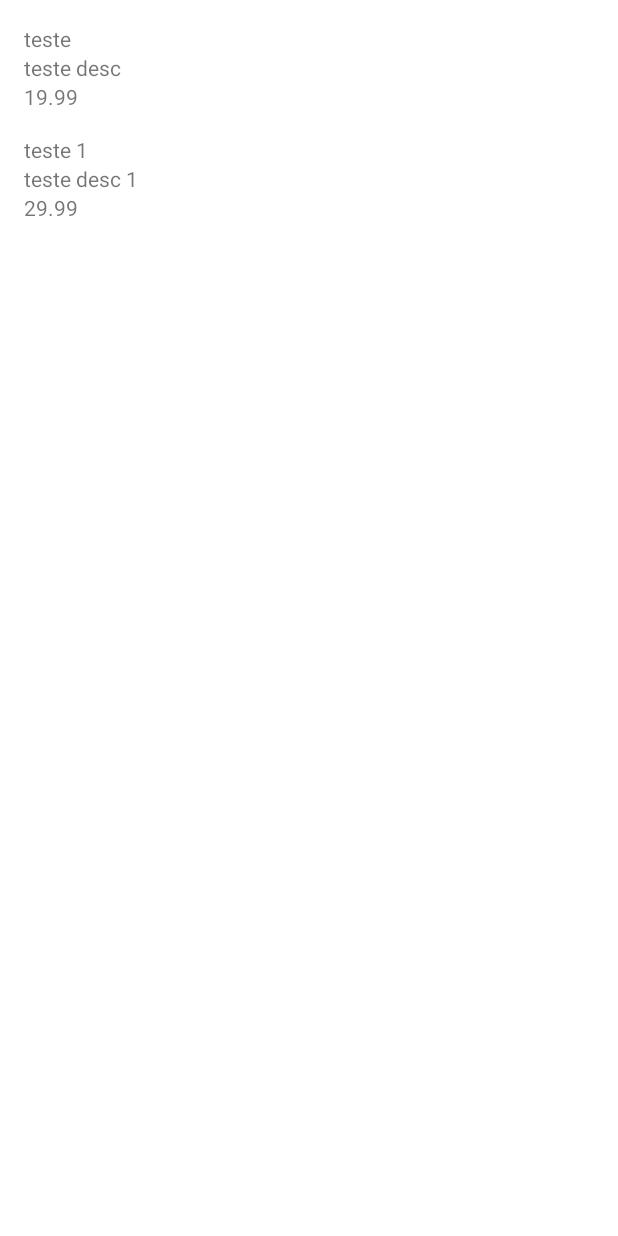
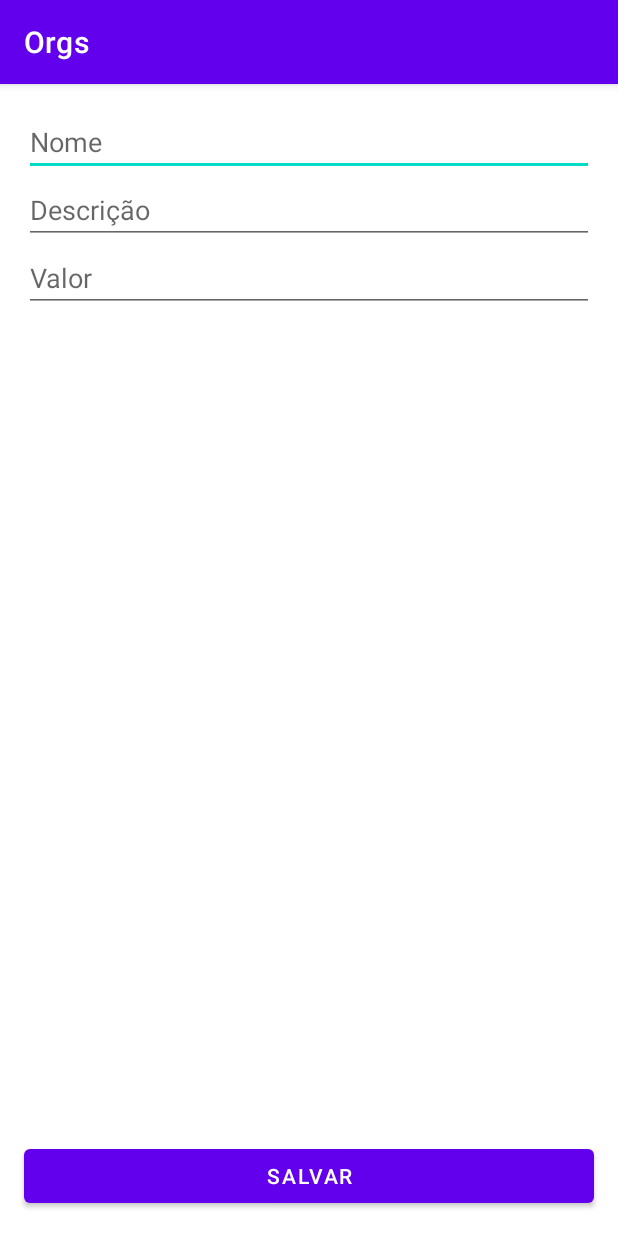
Before and after one commit to costarafaelhugo/Cesta-de-Frutas, an Android app: the screen it shows after launch (MainActivity before the commit, FormularioProdutoActivity after it), on a phone screen of 412 x 824 dp. Before the commit the screen is almost empty. Run offline under Robolectric (Android 15) with nearby library versions, the phone set to English and light mode, and no system bars.

Commit message:
Layout finalizado cmapos de texto adicionados

```diff
--- a/app/build.gradle
+++ b/app/build.gradle
@@ -38,6 +38,7 @@ dependencies {
     implementation 'androidx.core:core-ktx:1.6.0'
     implementation 'androidx.appcompat:appcompat:1.3.1'
     implementation 'com.google.android.material:material:1.4.0'
+    implementation 'androidx.constraintlayout:constraintlayout:2.1.0'
     testImplementation 'junit:junit:4.+'
     androidTestImplementation 'androidx.test.ext:junit:1.1.3'
     androidTestImplementation 'androidx.test.espresso:espresso-core:3.4.0'
--- a/app/src/main/AndroidManifest.xml
+++ b/app/src/main/AndroidManifest.xml
@@ -9,11 +9,24 @@
         android:roundIcon="@mipmap/ic_launcher_round"
         android:supportsRtl="true"
         android:theme="@style/Theme.Orgs">
-        <activity android:name=".ui.activity.MainActivity">
+        <activity android:name=".ui.activity.FormularioProdutoActivity">
             <intent-filter>
                 <action android:name="android.intent.action.MAIN" />
+
                 <category android:name="android.intent.category.LAUNCHER" />
             </intent-filter>
+        </activity>
+
+        <activity android:name=".ui.activity.MainActivity">
+
+        <intent-filter>
+        <action android:name="android.intent.action.MAIN" />
+
+        <category android:name="android.intent.category.LAUNCHER" />
+        </intent-filter>
+
+
+
         </activity>
     </application>
 
--- /dev/null
+++ b/app/src/main/java/com/hugorafaelcosta/orgs/ui/activity/FormularioProdutoActivity.kt
@@ -0,0 +1,10 @@
+package com.hugorafaelcosta.orgs.ui.activity
+
+import androidx.appcompat.app.AppCompatActivity
+import android.os.Bundle
+import com.hugorafaelcosta.orgs.R
+
+class FormularioProdutoActivity : AppCompatActivity(R.layout.activity_formulario_produto) {
+
+
+}
--- a/app/src/main/java/com/hugorafaelcosta/orgs/ui/activity/MainActivity.kt
+++ b/app/src/main/java/com/hugorafaelcosta/orgs/ui/activity/MainActivity.kt
@@ -1,5 +1,6 @@
 package com.hugorafaelcosta.orgs.ui.activity
 
+import androidx.appcompat.app.AppCompatActivity
 import android.app.Activity
 import android.os.Bundle
 import android.widget.TextView
--- /dev/null
+++ b/app/src/main/res/layout/activity_formulario_produto.xml
@@ -0,0 +1,46 @@
+<?xml version="1.0" encoding="utf-8"?>
+<androidx.constraintlayout.widget.ConstraintLayout xmlns:android="http://schemas.android.com/apk/res/android"
+    xmlns:app="http://schemas.android.com/apk/res-auto"
+    xmlns:tools="http://schemas.android.com/tools"
+    android:layout_width="match_parent"
+    android:layout_height="match_parent"
+    tools:context=".ui.activity.FormularioProdutoActivity">
+
+    <EditText
+        android:id="@+id/nome"
+        android:layout_width="0dp"
+        android:layout_height="wrap_content"
+        android:layout_margin="@dimen/margin"
+        android:hint="Nome"
+        app:layout_constraintEnd_toEndOf="parent"
+        app:layout_constraintStart_toStartOf="parent"
+        app:layout_constraintTop_toTopOf="parent" />
+
+    <EditText
+        android:id="@+id/descricao"
+        android:layout_width="0dp"
+        android:layout_height="wrap_content"
+        android:hint="Descrição"
+        app:layout_constraintEnd_toEndOf="@id/nome"
+        app:layout_constraintStart_toStartOf="@id/nome"
+        app:layout_constraintTop_toBottomOf="@id/nome" />
+
+    <EditText
+        android:id="@+id/valor"
+        android:layout_width="0dp"
+        android:layout_height="wrap_content"
+        android:hint="Valor"
+        app:layout_constraintEnd_toEndOf="@id/descricao"
+        app:layout_constraintStart_toStartOf="@id/descricao"
+        app:layout_constraintTop_toBottomOf="@id/descricao" />
+
+    <Button
+        android:layout_width="0dp"
+        android:layout_height="wrap_content"
+        android:layout_margin="@dimen/margin"
+        android:text="Salvar"
+        app:layout_constraintBottom_toBottomOf="parent"
+        app:layout_constraintEnd_toEndOf="parent"
+        app:layout_constraintStart_toStartOf="parent"/>
+
+</androidx.constraintlayout.widget.ConstraintLayout>
```
